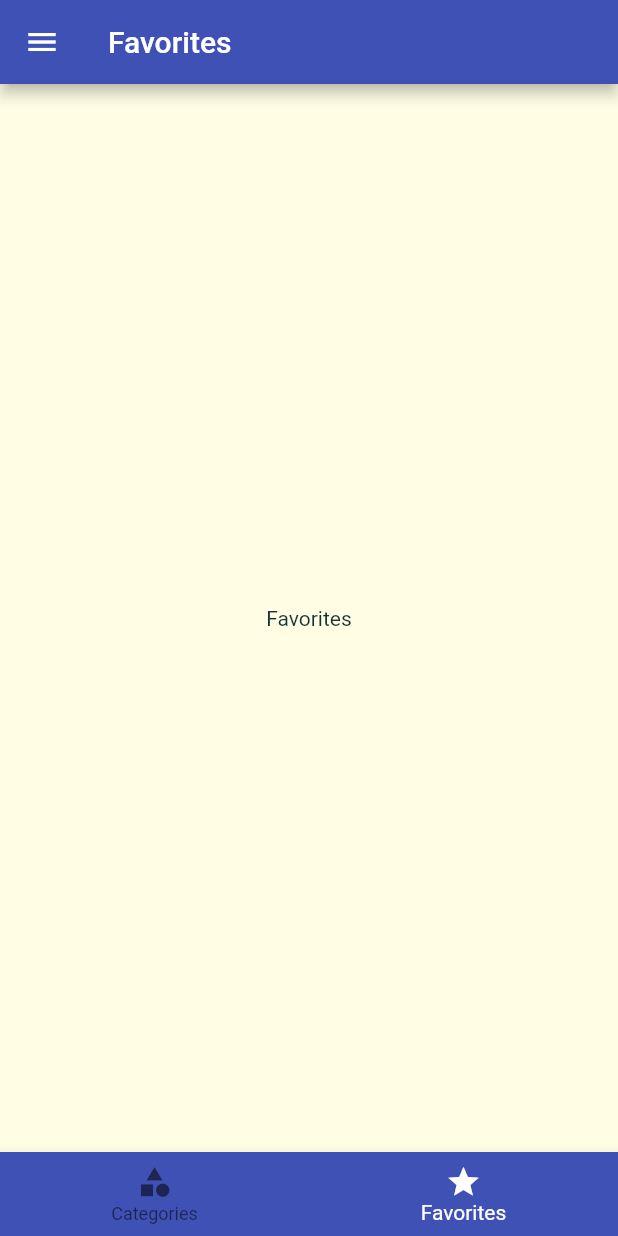
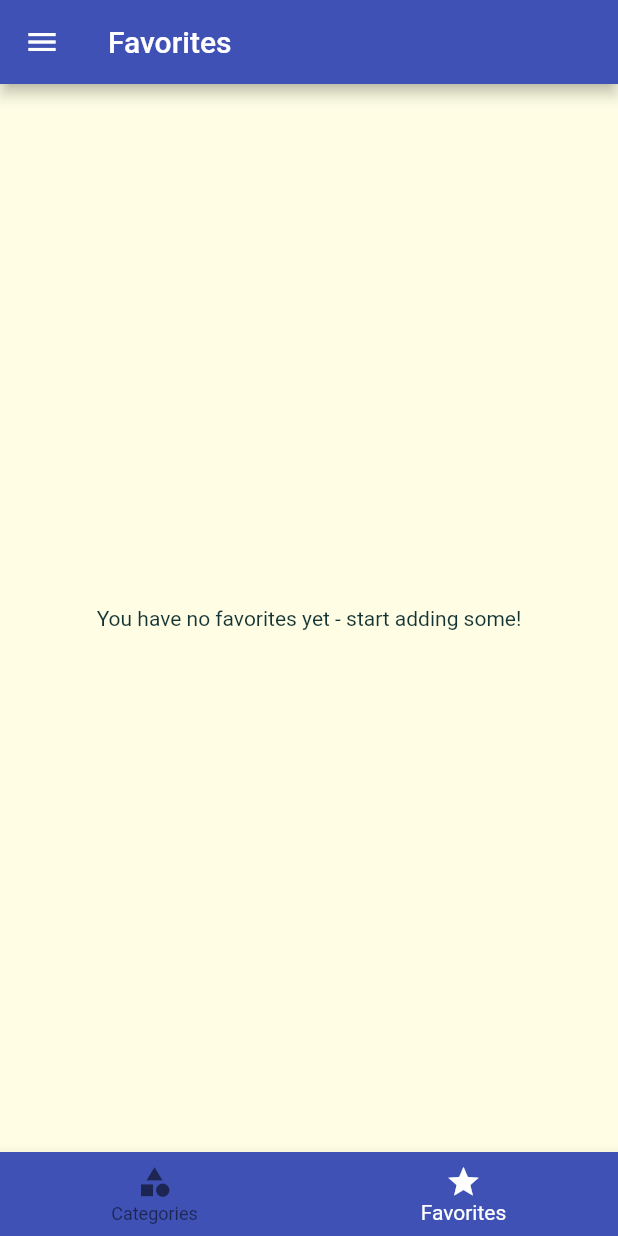
Before and after one commit to ellipe/Meals, a Flutter app: the screen it shows after launch, item 2 of the bottom bar chosen, on a phone screen of 412 x 824 dp. Run offline on Flutter 3.47's test engine with Material 2 defaults, Android fonts, the phone set to English and light mode, and no system bars; Roboto replaces fonts that are missing (Raleway).

Commit message:
favorite screen and wrap up!.

```diff
--- a/lib/main.dart
+++ b/lib/main.dart
@@ -27,6 +27,7 @@ class _MyAppState extends State<MyApp> {
   };
 
   List<Meal> _availableMeals = DUMMY_MEALS;
+  List<Meal> _favoritesMeals = [];
 
   void _setSettings(Map<String, bool> settingsData){
     setState(() {
@@ -48,6 +49,23 @@ class _MyAppState extends State<MyApp> {
       }
       return true;
     }).toList();
+  }
+
+  void _toggleFavorite(String mealId){
+    final isAFavorite = _favoritesMeals.indexWhere((meal) => meal.id == mealId);
+    if (isAFavorite >= 0) {
+      setState(() {
+        _favoritesMeals.removeAt(isAFavorite);
+      });
+    } else {
+      setState(() {
+        _favoritesMeals.add(DUMMY_MEALS.firstWhere((meal) => meal.id == mealId));
+      });
+    }
+  }
+
+  bool _isMealAFavorite(String mealId){
+    return _favoritesMeals.any((meal) => meal.id == mealId);
   }
 
   @override
@@ -86,9 +104,9 @@ class _MyAppState extends State<MyApp> {
       ),
       initialRoute: '/',
       routes: {
-        '/': (ctx) => TabsScreen(),
+        '/': (ctx) => TabsScreen(_favoritesMeals),
         '/meals': (ctx) => MealsScreen(_availableMeals),
-        '/meal-detail': (ctx) => MealDetailScreen(),
+        '/meal-detail': (ctx) => MealDetailScreen(_toggleFavorite, _isMealAFavorite),
         '/settings': (ctx) => SettingsScreen(_settings, _setSettings),
       },
     );
--- a/lib/routes/favorites.dart
+++ b/lib/routes/favorites.dart
@@ -1,8 +1,34 @@
+import 'package:Meals/models/meal.dart';
+import 'package:Meals/widgets/meal_item.dart';
 import 'package:flutter/material.dart';
 
 class FavoritesScreen extends StatelessWidget {
+  final List<Meal> _favoritesMeals;
+
+  FavoritesScreen(this._favoritesMeals);
+
   @override
   Widget build(BuildContext context) {
-    return Center(child: Text('Favorites'),);
+    if (_favoritesMeals.isEmpty) {
+      return Center(
+        child: Text(
+          'You have no favorites yet - start adding some!',
+        ),
+      );
+    } else {
+      return ListView.builder(
+        itemBuilder: (ctx, index) {
+          return MealItem(
+            id: _favoritesMeals[index].id,
+            title: _favoritesMeals[index].title,
+            imageUrl: _favoritesMeals[index].imageUrl,
+            affordability: _favoritesMeals[index].affordability,
+            duration: _favoritesMeals[index].duration,
+            complexity: _favoritesMeals[index].complexity,
+          );
+        },
+        itemCount: _favoritesMeals.length,
+      );
+    }
   }
 }
--- a/lib/routes/tabs.dart
+++ b/lib/routes/tabs.dart
@@ -1,24 +1,35 @@
+import 'package:Meals/models/meal.dart';
 import 'package:Meals/routes/categories.dart';
 import 'package:Meals/routes/favorites.dart';
 import 'package:Meals/widgets/drawer.dart';
 import 'package:flutter/material.dart';
 
 class TabsScreen extends StatefulWidget {
+  final List<Meal> _favoritesMeals;
+
+  TabsScreen(this._favoritesMeals);
+
   @override
   _TabsScreenState createState() => _TabsScreenState();
 }
 
 class _TabsScreenState extends State<TabsScreen> {
-  final List<Map<String, Object>> _pages = [
-    {'page' : CategoriesScreen(), 'title': 'Categories'},
-    {'page' : FavoritesScreen(), 'title': 'Favorites'},
-  ];
+  List<Map<String, Object>> _pages;
   int _selectedPageIndex = 0;
 
   void _selectedPage(int idx) {
     setState(() {
       _selectedPageIndex = idx;
     });
+  }
+
+  @override
+  void initState() {
+    _pages = [
+      {'page': CategoriesScreen(), 'title': 'Categories'},
+      {'page': FavoritesScreen(widget._favoritesMeals), 'title': 'Favorites'},
+    ];
+    super.initState();
   }
 
   @override
```
Also changed, not shown: lib/routes/meal-detail.dart (+10 -3 lines).
